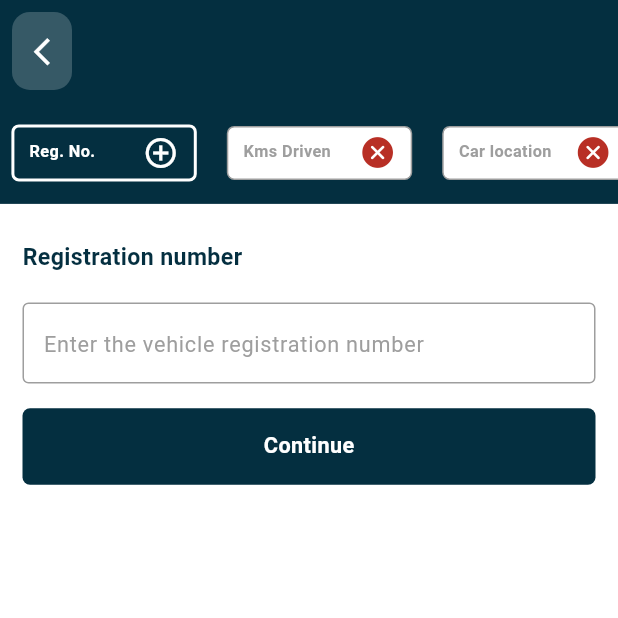
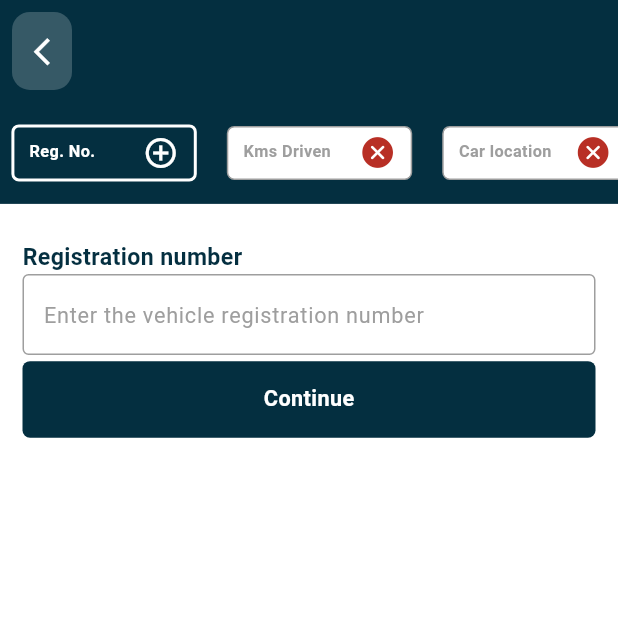
Before and after one commit to Akshay-vjn/wheels_kart_new, a Flutter app: the EvEnterVehicleRegNumSscreen screen opened directly with empty values, on a phone screen of 412 x 824 dp, the top half of it. Run offline on Flutter 3.47's test engine with Material 3 defaults, Android fonts, the phone set to English and light mode, and no system bars; our stand-ins replace bloc, cached_network_image, camera, device_info_plus, dio, flutter_bloc and 10 more; missing offline and left inert: flutter_doc_scanner, flutter_pdfview, transformable_list_view; accounts and stored records are empty; statements that could not run were skipped.

Commit message:
pushed for ios conig

```diff
--- a/lib/module/EVALAUATOR/features/widgets/ev_app_custom_textfield.dart
+++ b/lib/module/EVALAUATOR/features/widgets/ev_app_custom_textfield.dart
@@ -22,7 +22,7 @@
   final void Function(String)? onChanged;
   final double? borderRudius;
   final Color? fillColor;
-  final TextStyle ?lebelStyle;
+  final TextStyle? lebelStyle;
 
   EvAppCustomTextfield({
     super.key,
@@ -41,7 +41,8 @@
     this.isTextCapital,
     this.maxLine,
     this.borderRudius,
-    this.fillColor, this.lebelStyle,
+    this.fillColor,
+    this.lebelStyle,
   });
 
   @override
@@ -49,18 +50,21 @@
     return Column(
       crossAxisAlignment: CrossAxisAlignment.start,
       children: [
-        Text(
-          labeltext ?? '',
-          style:lebelStyle?? EvAppStyle.style(
-            context: context,
-            size: AppDimensions.fontSize15(context),
-            color: EvAppColors.DEFAULT_BLUE_DARK,
-            fontWeight: FontWeight.w600,
-          ),
-        ),
+        labeltext != null
+            ? Text(
+              labeltext!,
+              style:
+                  lebelStyle ??
+                  EvAppStyle.style(
+                    context: context,
+                    size: AppDimensions.fontSize15(context),
+                    color: EvAppColors.DEFAULT_BLUE_DARK,
+                    fontWeight: FontWeight.w600,
+                  ),
+            )
+            : SizedBox.shrink(),
         // const AppSpacer(heightPortion: ),
         TextFormField(
-
           onChanged: onChanged,
           maxLines: maxLine ?? 1,
           textCapitalization:
@@ -87,7 +91,10 @@
           decoration: InputDecoration(
             filled: fillColor != null,
             fillColor: fillColor,
-            errorStyle: EvAppStyle.style(context: context, color: EvAppColors.kRed),
+            errorStyle: EvAppStyle.style(
+              context: context,
+              color: EvAppColors.kRed,
+            ),
             contentPadding: const EdgeInsets.symmetric(
               vertical: 15,
               horizontal: 10,
@@ -143,7 +150,7 @@
             ),
           ),
         ),
-        const AppSpacer(heightPortion: .015),
+        // const AppSpacer(heightPortion: .015),
       ],
     );
   }
--- a/lib/module/vendor/features/home/widgets/vehicle_card.dart
+++ b/lib/module/vendor/features/home/widgets/vehicle_card.dart
@@ -1,7 +1,7 @@
 
 import 'package:flutter/material.dart';
 import 'package:wheels_kart/module/VENDOR/core/const/v_colors.dart';
-import 'package:wheels_kart/module/VENDOR/features/home/home_tab.dart';
+import 'package:wheels_kart/module/vendor/data/models/vehicle_model.dart';
 
 class VehicleCard extends StatelessWidget {
   final VehicleModel vehicle;
--- a/pubspec.yaml
+++ b/pubspec.yaml
@@ -62,6 +62,7 @@
   open_file: ^3.5.10
   permission_handler: ^12.0.0+1
   device_info_plus: ^11.4.0
+  camera: ^0.11.1
 
 
 dev_dependencies:
```
Also changed, not shown: lib/module/EVALAUATOR/features/screens/inspect car/answer questions/helper/build_question_tile.dart (+25 -5 lines), lib/module/EVALAUATOR/features/screens/inspect car/answer questions/helper/camera_screen.dart (added, +108 -0 lines), lib/module/vendor/data/models/vehicle_model.dart (added, +25 -0 lines), lib/module/vendor/features/home/home_tab.dart (+7 -31 lines), lib/module/EVALAUATOR/features/screens/inspect car/answer questions/helper/widget_build_check_box.dart (line endings or trailing spaces), pubspec.lock.
